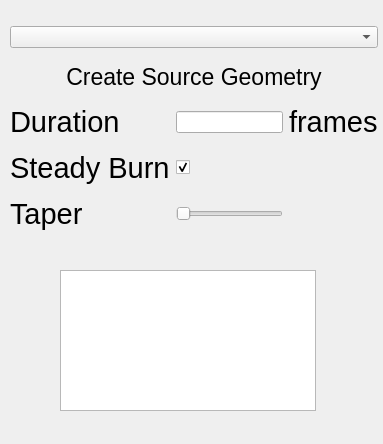
This is SmallerUI.ui in stephaniestelzer/FireStarter as Qt 5 draws it before an edit. The edited form follows.
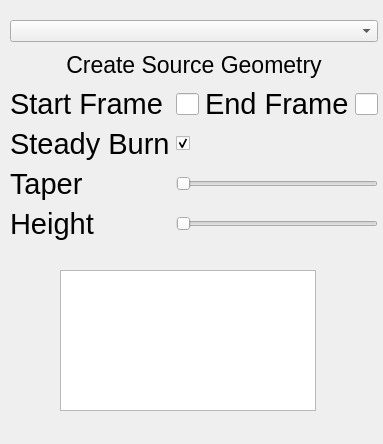
This is the edited form.

Commit message: SP-5: Using a VEXpression inside of Attribute Noise

```diff
--- a/SmallerUI.ui
+++ b/SmallerUI.ui
@@ -19,11 +19,68 @@
      <x>10</x>
      <y>20</y>
      <width>368</width>
-     <height>221</height>
+     <height>222</height>
     </rect>
    </property>
    <layout class="QGridLayout" name="gridLayout">
-    <item row="1" column="0" colspan="3">
+    <item row="3" column="1">
+     <widget class="QLineEdit" name="startFrame">
+      <property name="font">
+       <font>
+        <family>.AppleSystemUIFont</family>
+       </font>
+      </property>
+     </widget>
+    </item>
+    <item row="4" column="1">
+     <widget class="QCheckBox" name="burnCheckBox">
+      <property name="enabled">
+       <bool>true</bool>
+      </property>
+      <property name="text">
+       <string/>
+      </property>
+      <property name="checked">
+       <bool>true</bool>
+      </property>
+     </widget>
+    </item>
+    <item row="6" column="0">
+     <widget class="QLabel" name="TaperText">
+      <property name="font">
+       <font>
+        <family>Arial</family>
+        <pointsize>22</pointsize>
+       </font>
+      </property>
+      <property name="text">
+       <string>Taper</string>
+      </property>
+     </widget>
+    </item>
+    <item row="2" column="0" colspan="4">
+     <widget class="QToolButton" name="btn_create">
+      <property name="sizePolicy">
+       <sizepolicy hsizetype="Expanding" vsizetype="Fixed">
+        <horstretch>0</horstretch>
+        <verstretch>0</verstretch>
+       </sizepolicy>
+      </property>
+      <property name="font">
+       <font>
+        <family>Arial</family>
+        <pointsize>17</pointsize>
+       </font>
+      </property>
+      <property name="text">
+       <string>Create Source Geometry</string>
+      </property>
+      <property name="autoRaise">
+       <bool>true</bool>
+      </property>
+     </widget>
+    </item>
+    <item row="1" column="0" colspan="4">
      <widget class="QComboBox" name="simulationType">
       <property name="sizePolicy">
        <sizepolicy hsizetype="Expanding" vsizetype="Fixed">
@@ -39,70 +96,19 @@
       </property>
      </widget>
     </item>
-    <item row="2" column="0" colspan="3">
-     <widget class="QToolButton" name="btn_create">
-      <property name="sizePolicy">
-       <sizepolicy hsizetype="Expanding" vsizetype="Fixed">
-        <horstretch>0</horstretch>
-        <verstretch>0</verstretch>
-       </sizepolicy>
-      </property>
-      <property name="font">
-       <font>
-        <pointsize>17</pointsize>
-       </font>
-      </property>
-      <property name="text">
-       <string>Create Source Geometry</string>
-      </property>
-      <property name="autoRaise">
-       <bool>true</bool>
-      </property>
-     </widget>
+    <item row="3" column="3">
+     <widget class="QLineEdit" name="endFrame"/>
     </item>
     <item row="3" column="0">
      <widget class="QLabel" name="label">
       <property name="font">
        <font>
+        <family>Arial</family>
         <pointsize>22</pointsize>
        </font>
       </property>
       <property name="text">
-       <string>Duration</string>
-      </property>
-     </widget>
-    </item>
-    <item row="6" column="0">
-     <widget class="QLabel" name="label_5">
-      <property name="font">
-       <font>
-        <pointsize>22</pointsize>
-       </font>
-      </property>
-      <property name="text">
-       <string>Taper</string>
-      </property>
-     </widget>
-    </item>
-    <item row="3" column="1">
-     <widget class="QLineEdit" name="durationInput">
-      <property name="font">
-       <font>
-        <family>.AppleSystemUIFont</family>
-       </font>
-      </property>
-     </widget>
-    </item>
-    <item row="4" column="1">
-     <widget class="QCheckBox" name="burnCheckBox">
-      <property name="enabled">
-       <bool>true</bool>
-      </property>
-      <property name="text">
-       <string/>
-      </property>
-      <property name="checked">
-       <bool>true</bool>
+       <string>Start Frame</string>
       </property>
      </widget>
     </item>
@@ -110,11 +116,12 @@
      <widget class="QLabel" name="label_2">
       <property name="font">
        <font>
+        <family>Arial</family>
         <pointsize>22</pointsize>
        </font>
       </property>
       <property name="text">
-       <string>frames</string>
+       <string>End Frame</string>
       </property>
      </widget>
     </item>
@@ -122,6 +129,7 @@
      <widget class="QLabel" name="label_4">
       <property name="font">
        <font>
+        <family>Arial</family>
         <pointsize>22</pointsize>
        </font>
       </property>
@@ -130,13 +138,33 @@
       </property>
      </widget>
     </item>
-    <item row="6" column="1">
+    <item row="6" column="1" colspan="3">
      <widget class="QSlider" name="taperSlider">
       <property name="orientation">
        <enum>Qt::Horizontal</enum>
       </property>
      </widget>
     </item>
+    <item row="7" column="1" colspan="3">
+     <widget class="QSlider" name="heightSlider">
+      <property name="orientation">
+       <enum>Qt::Horizontal</enum>
+      </property>
+     </widget>
+    </item>
+    <item row="7" column="0">
+     <widget class="QLabel" name="label_3">
+      <property name="font">
+       <font>
+        <family>Arial</family>
+        <pointsize>22</pointsize>
+       </font>
+      </property>
+      <property name="text">
+       <string>Height</string>
+      </property>
+     </widget>
+    </item>
    </layout>
   </widget>
   <widget class="QGraphicsView" name="graphicsView">
```
The commit also changes 1 other file.
